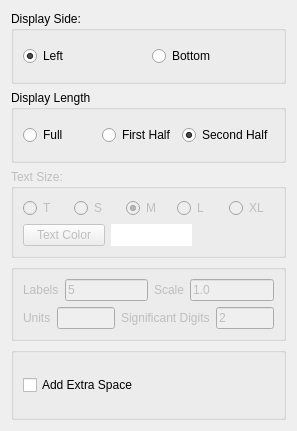
Old version of the form src/Interface/Modules/Visualization/ShowColorMap.ui in the repository SCIInstitute/SCIRun.
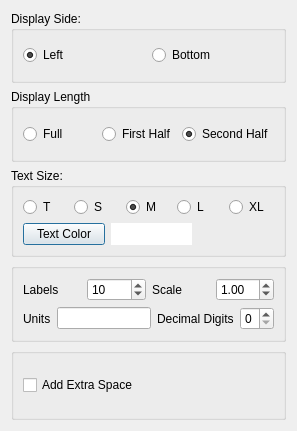
New version of the form.

Commit message: color map legend label colors complete.

What changed in the file:
```diff
--- a/src/Interface/Modules/Visualization/ShowColorMap.ui
+++ b/src/Interface/Modules/Visualization/ShowColorMap.ui
@@ -101,7 +101,7 @@
      <item>
       <widget class="QGroupBox" name="groupBox_3">
        <property name="enabled">
-        <bool>false</bool>
+        <bool>true</bool>
        </property>
        <property name="title">
         <string>Text Size: </string>
@@ -192,7 +192,7 @@
      <item>
       <widget class="QGroupBox" name="groupBox_4">
        <property name="enabled">
-        <bool>false</bool>
+        <bool>true</bool>
        </property>
        <property name="title">
         <string/>
@@ -210,9 +210,12 @@
              </widget>
             </item>
             <item>
-             <widget class="QLineEdit" name="labelsLineEdit_">
-              <property name="text">
-               <string>5</string>
+             <widget class="QSpinBox" name="ticksSpinner_">
+              <property name="minimum">
+               <number>2</number>
+              </property>
+              <property name="value">
+               <number>10</number>
               </property>
              </widget>
             </item>
@@ -224,9 +227,15 @@
              </widget>
             </item>
             <item>
-             <widget class="QLineEdit" name="scaleLineEdit_">
-              <property name="text">
-               <string>1.0</string>
+             <widget class="QDoubleSpinBox" name="scaleSpinner_">
+              <property name="minimum">
+               <double>0.010000000000000</double>
+              </property>
+              <property name="singleStep">
+               <double>1.000000000000000</double>
+              </property>
+              <property name="value">
+               <double>1.000000000000000</double>
               </property>
              </widget>
             </item>
@@ -247,14 +256,14 @@
             <item>
              <widget class="QLabel" name="label_4">
               <property name="text">
-               <string>Significant Digits</string>
+               <string>Decimal Digits</string>
               </property>
              </widget>
             </item>
             <item>
-             <widget class="QLineEdit" name="sigDigitsLineEdit_">
-              <property name="text">
-               <string>2</string>
+             <widget class="QSpinBox" name="sigDigitsSpinner_">
+              <property name="maximum">
+               <number>8</number>
               </property>
              </widget>
             </item>
```
Left out of the diff: 2 changed lines with no effect on the pictures. The commit also changes 4 other files.
